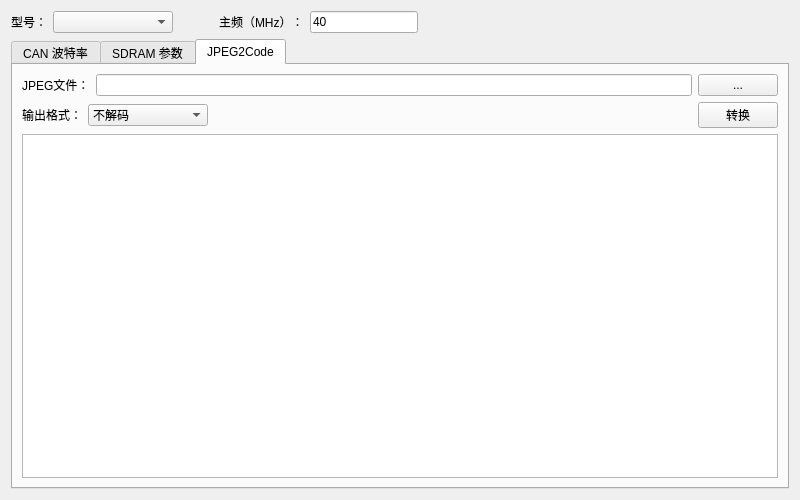
Synwit-Co-Ltd/SWMTool, file SWMTool.ui: the form before one commit.
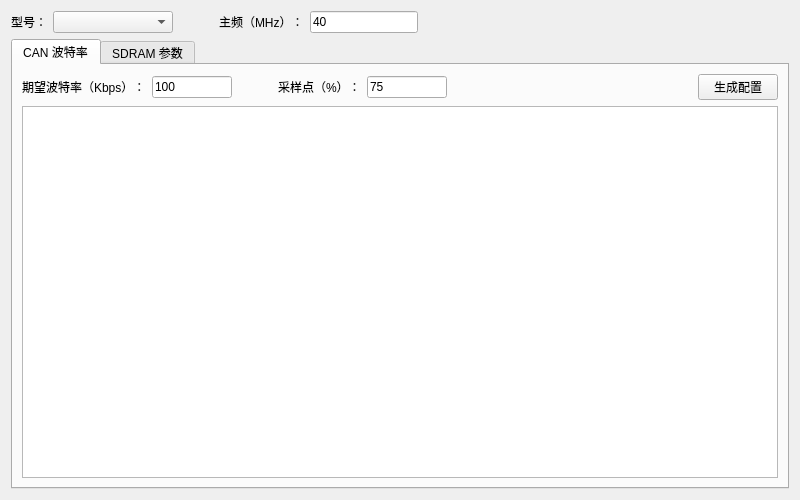
The form after the commit. The open tabs and pages were chosen to show the change.

Commit message: remove JPEG2Code function

The edit to the form file:
```diff
--- a/SWMTool.ui
+++ b/SWMTool.ui
@@ -259,107 +259,6 @@
        </item>
       </layout>
      </widget>
-     <widget class="QWidget" name="tabJPG">
-      <attribute name="title">
-       <string>JPEG2Code</string>
-      </attribute>
-      <layout class="QVBoxLayout" name="vLayoutJPG">
-       <item>
-        <layout class="QHBoxLayout" name="hLayoutJPG1">
-         <item>
-          <widget class="QLabel" name="lblJPGFile">
-           <property name="text">
-            <string>JPEG文件：</string>
-           </property>
-          </widget>
-         </item>
-         <item>
-          <widget class="QLineEdit" name="linJPGFile"/>
-         </item>
-         <item>
-          <widget class="QPushButton" name="btnJPGFile">
-           <property name="text">
-            <string>...</string>
-           </property>
-          </widget>
-         </item>
-        </layout>
-       </item>
-       <item>
-        <layout class="QHBoxLayout" name="hLayoutJPG2">
-         <item>
-          <widget class="QLabel" name="lblJPGOut">
-           <property name="text">
-            <string>输出格式：</string>
-           </property>
-          </widget>
-         </item>
-         <item>
-          <widget class="QComboBox" name="cmbJPGOut">
-           <property name="minimumSize">
-            <size>
-             <width>120</width>
-             <height>0</height>
-            </size>
-           </property>
-           <item>
-            <property name="text">
-             <string>不解码</string>
-            </property>
-           </item>
-           <item>
-            <property name="text">
-             <string>RGB565</string>
-            </property>
-           </item>
-           <item>
-            <property name="text">
-             <string>BGR565</string>
-            </property>
-           </item>
-           <item>
-            <property name="text">
-             <string>XRGB888</string>
-            </property>
-           </item>
-           <item>
-            <property name="text">
-             <string>XBGR888</string>
-            </property>
-           </item>
-          </widget>
-         </item>
-         <item>
-          <spacer name="hSpacerJPG">
-           <property name="orientation">
-            <enum>Qt::Horizontal</enum>
-           </property>
-           <property name="sizeHint" stdset="0">
-            <size>
-             <width>40</width>
-             <height>20</height>
-            </size>
-           </property>
-          </spacer>
-         </item>
-         <item>
-          <widget class="QPushButton" name="btnJPGConv">
-           <property name="text">
-            <string>转换</string>
-           </property>
-          </widget>
-         </item>
-        </layout>
-       </item>
-       <item>
-        <widget class="QTextEdit" name="txtJPGShow">
-         <property name="readOnly">
-          <bool>true</bool>
-         </property>
-        </widget>
-       </item>
-      </layout>
-     </widget>
     </widget>
    </item>
   </layout>
```
The commit also changes 1 other file.
